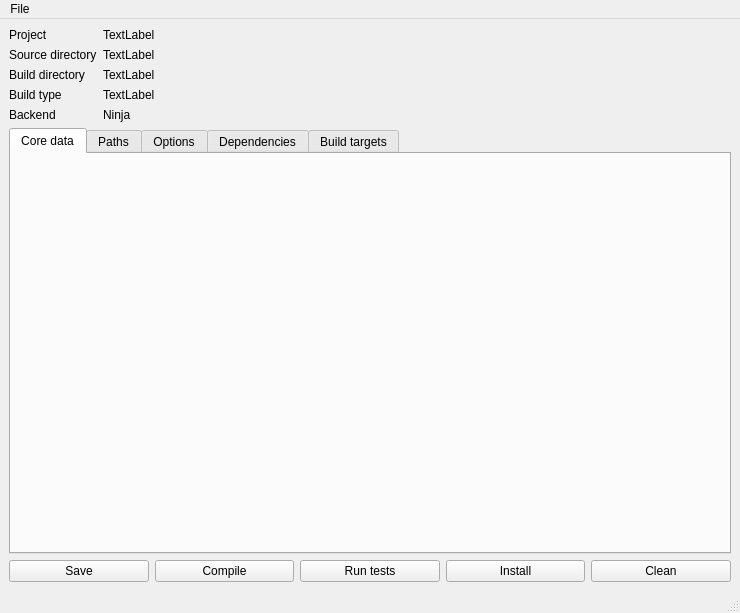
This is mesonmain.ui in mesonbuild/meson as Qt 5 draws it before an edit. The edited form follows.
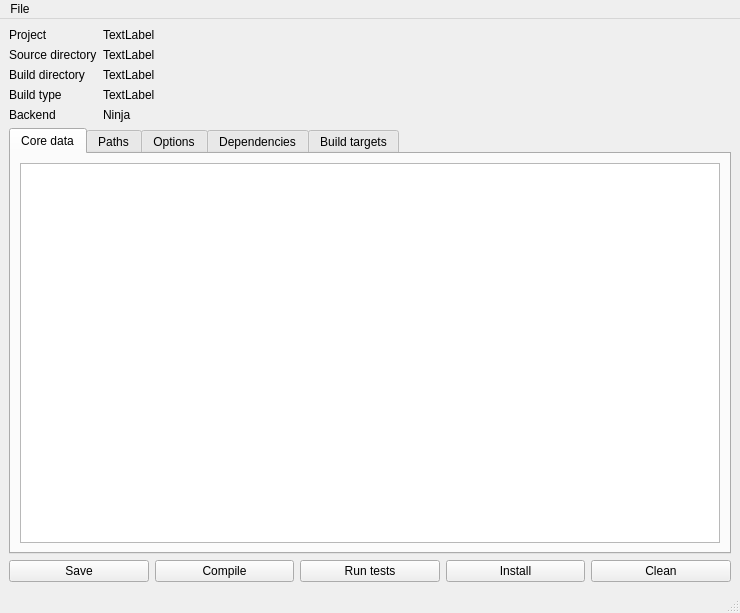
This is the edited form. The open tabs and pages were chosen to show the change.

Commit message: Display compiler info in the GUI.

```diff
--- a/mesonmain.ui
+++ b/mesonmain.ui
@@ -124,6 +124,11 @@
        <attribute name="title">
         <string>Core data</string>
        </attribute>
+       <layout class="QGridLayout" name="gridLayout_6">
+        <item row="0" column="0">
+         <widget class="QTreeView" name="core_view"/>
+        </item>
+       </layout>
       </widget>
       <widget class="QWidget" name="path_tab">
        <attribute name="title">
```
Left out of the diff: 2 changed lines with no effect on the pictures. The commit also changes 1 other file.
